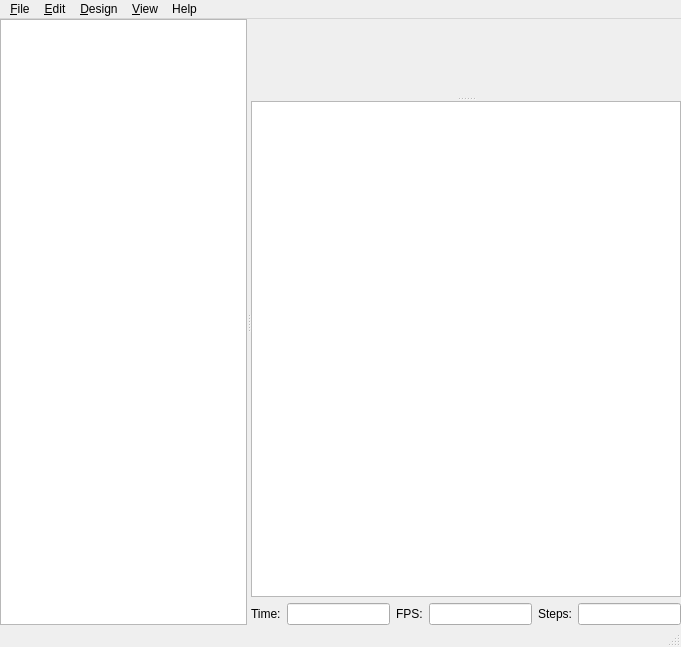
openscad/openscad, file MainWindow.ui: the form before one commit.
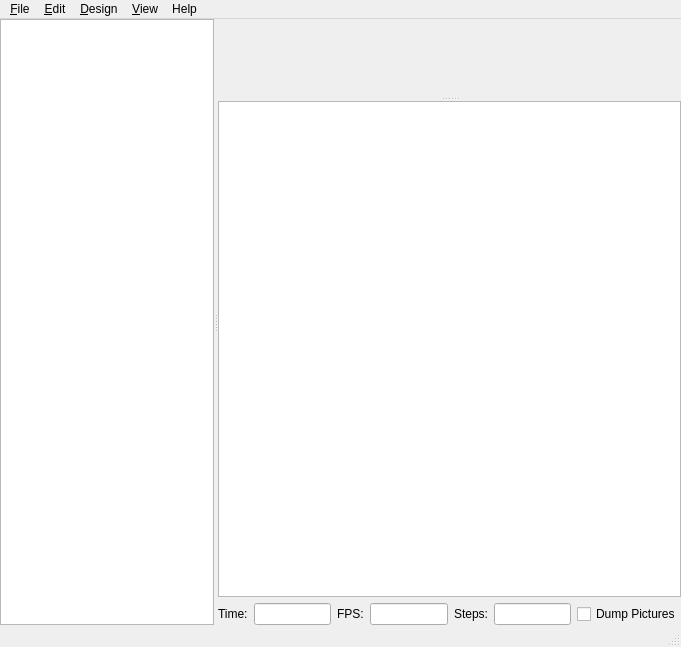
The form after the commit. Custom widgets are drawn as their Qt base class.

Commit message: Clifford Wolf: 	Added dumping of animation frames 	Some indenting fixes

Diff of the .ui file:
```diff
--- a/MainWindow.ui
+++ b/MainWindow.ui
@@ -83,6 +83,13 @@
            <item>
             <widget class="QLineEdit" name="e_fsteps"/>
            </item>
+           <item>
+            <widget class="QCheckBox" name="e_dump">
+             <property name="text">
+              <string>Dump Pictures</string>
+             </property>
+            </widget>
+           </item>
           </layout>
          </widget>
         </item>
```
Left out of the diff: 2 changed lines with no effect on the pictures. The commit also changes 2 other files.
